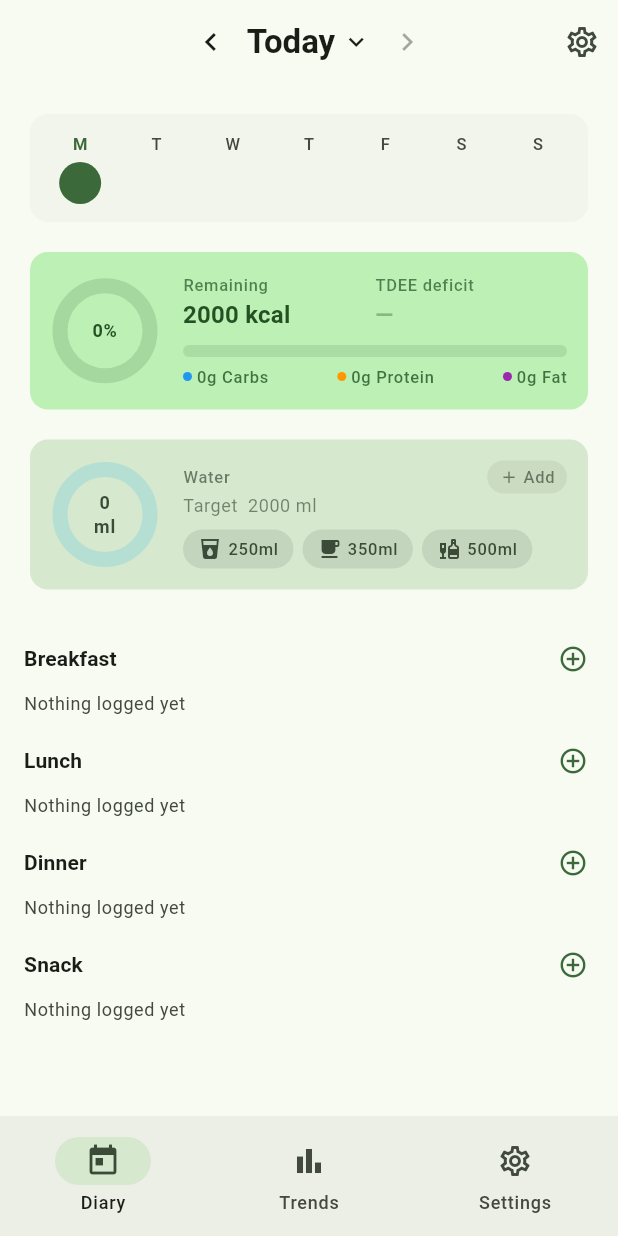
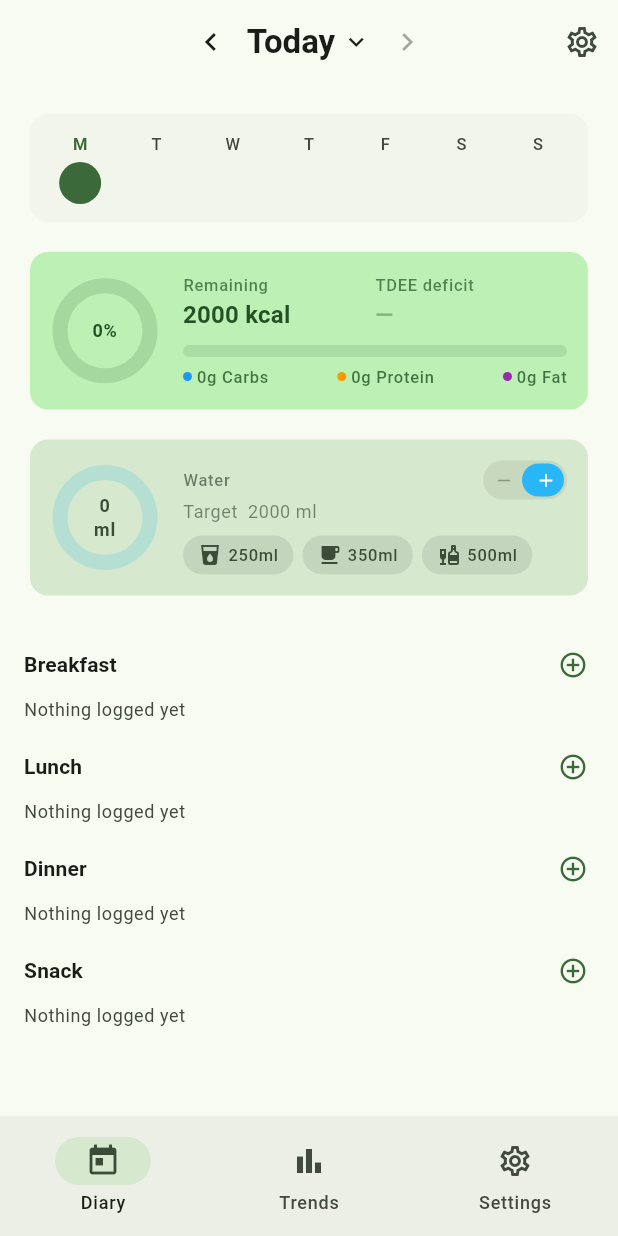
Before and after one commit to TheQueenIsDead/calora, a Flutter app: the screen it shows after launch, on a phone screen of 412 x 824 dp. Run offline on Flutter 3.47's test engine with Material 3 defaults, Android fonts, the phone set to English and light mode, and no system bars; our stand-ins replace fl_chart, flutter_slidable, shared_preferences, sqflite; missing offline and left inert: mobile_scanner; accounts and stored records are empty.

Commit message:
fix: replace water mode button with sliding -/+ pill toggle

```diff
--- a/lib/screens/home_screen.dart
+++ b/lib/screens/home_screen.dart
@@ -320,33 +320,60 @@ class _WaterCardState extends State<_WaterCard> {
                       const Spacer(),
                       GestureDetector(
                         onTap: () => setState(() => _subtracting = !_subtracting),
-                        child: AnimatedContainer(
-                          duration: const Duration(milliseconds: 150),
-                          padding: const EdgeInsets.symmetric(horizontal: 8, vertical: 3),
-                          decoration: BoxDecoration(
-                            color: _subtracting
-                                ? theme.colorScheme.error.withValues(alpha: 0.15)
-                                : onBg.withValues(alpha: 0.08),
-                            borderRadius: BorderRadius.circular(12),
-                          ),
-                          child: Row(
-                            mainAxisSize: MainAxisSize.min,
+                        child: SizedBox(
+                          width: 56,
+                          height: 26,
+                          child: Stack(
                             children: [
-                              Icon(
-                                _subtracting ? Icons.remove : Icons.add,
-                                size: 13,
-                                color: _subtracting
-                                    ? theme.colorScheme.error
-                                    : onBg.withValues(alpha: 0.7),
+                              Container(
+                                decoration: BoxDecoration(
+                                  color: onBg.withValues(alpha: 0.10),
+                                  borderRadius: BorderRadius.circular(13),
+                                ),
                               ),
-                              const SizedBox(width: 3),
-                              Text(
-                                _subtracting ? 'Remove' : 'Add',
-                                style: theme.textTheme.labelSmall?.copyWith(
-                                  color: _subtracting
-                                      ? theme.colorScheme.error
-                                      : onBg.withValues(alpha: 0.7),
+                              AnimatedAlign(
+                                duration: const Duration(milliseconds: 150),
+                                curve: Curves.easeInOut,
+                                alignment: _subtracting
+                                    ? Alignment.centerLeft
+                                    : Alignment.centerRight,
+                                child: Container(
+                                  width: 28,
+                                  height: 22,
+                                  margin: const EdgeInsets.all(2),
+                                  decoration: BoxDecoration(
+                                    color: _subtracting
+                                        ? theme.colorScheme.error
+                                        : Colors.lightBlue.shade400,
+                                    borderRadius: BorderRadius.circular(11),
+                                  ),
                                 ),
+                              ),
+                              Row(
+                                children: [
+                                  Expanded(
+                                    child: Center(
+                                      child: Icon(
+                                        Icons.remove,
+                                        size: 14,
+                                        color: _subtracting
+                                            ? Colors.white
+                                            : onBg.withValues(alpha: 0.45),
+                                      ),
+                                    ),
+                                  ),
+                                  Expanded(
+                                    child: Center(
+                                      child: Icon(
+                                        Icons.add,
+                                        size: 14,
+                                        color: !_subtracting
+                                            ? Colors.white
+                                            : onBg.withValues(alpha: 0.45),
+                                      ),
+                                    ),
+                                  ),
+                                ],
                               ),
                             ],
                           ),
```
